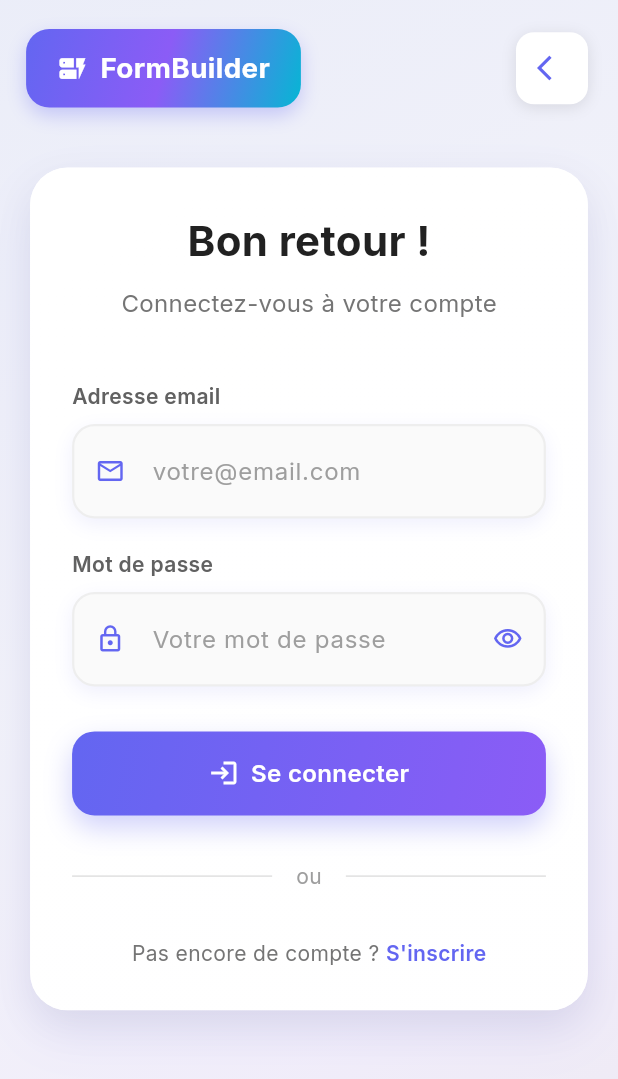
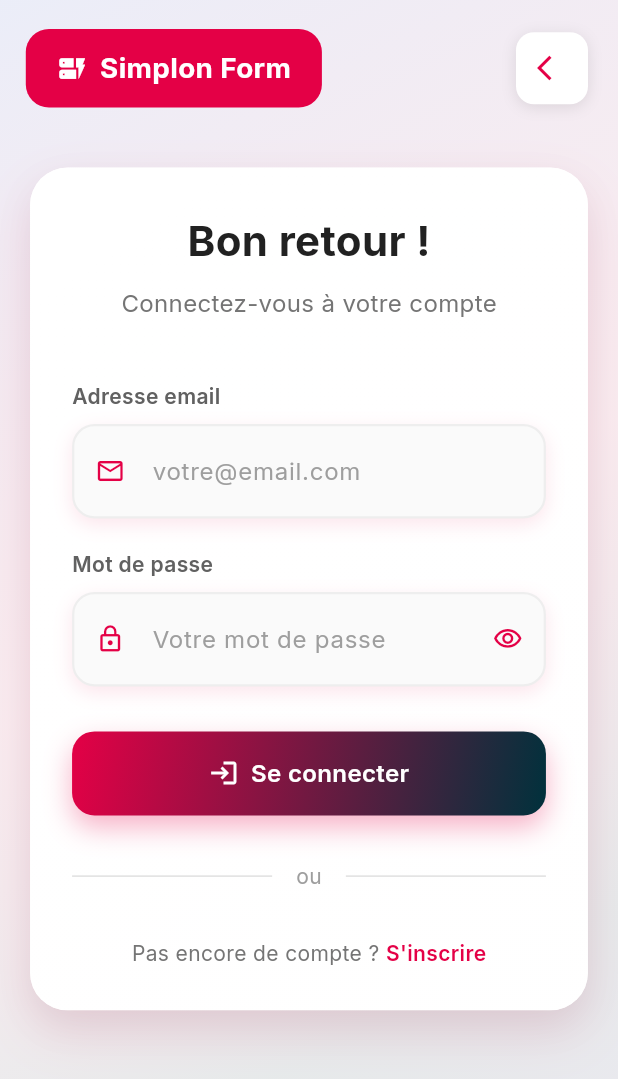
Before and after one commit to Diilaye/test-diack-front, a Flutter app: the screen it shows after launch, after a tap on "Connexion", on a phone screen of 412 x 824 dp. Shown: the top 1079 px of the screen. Run offline on Flutter 3.47's test engine with Material 3 defaults, Android fonts, the phone set to English and light mode, and no system bars; our stand-ins replace cached_network_image, dotted_border, dotted_decoration, file_picker, flutter_colorpicker, flutter_svg and 6 more; missing offline and left inert: dart:html, dart:js; accounts and stored records are empty.

Commit message:
add news color simplon

```diff
--- /dev/null
+++ b/devtools_options.yaml
@@ -0,0 +1,3 @@
+description: This file stores settings for Dart & Flutter DevTools.
+documentation: https://docs.flutter.dev/tools/devtools/extensions#configure-extension-enablement-states
+extensions:
--- /dev/null
+++ b/lib/models/liste-options-model.dart
@@ -0,0 +1 @@
+// TODO Implement this library.
--- a/lib/screen/connexion/login-screen.dart
+++ b/lib/screen/connexion/login-screen.dart
@@ -26,8 +26,8 @@ class _LoginScreenState extends State<LoginScreen>
   late Animation<double> _shimmerAnimation;
 
   // Theme colors
-  final Color _primaryColor = const Color(0xFF6366F1); // Modern Indigo
-  final Color _secondaryColor = const Color(0xFF8B5CF6); // Modern Purple
+  final Color _primaryColor = const Color(0xFFE40046); // Modern Indigo
+  final Color _secondaryColor = const Color(0xFF00313C); // Modern Purple
   final Color _accentColor = const Color(0xFF06B6D4); // Cyan
   final Color _gradientStart = const Color(0xFF667EEA);
   final Color _gradientEnd = const Color(0xFF764BA2);
@@ -172,7 +172,8 @@ class _LoginScreenState extends State<LoginScreen>
                               position: _slideAnimation,
                               child: ScaleTransition(
                                 scale: _scaleAnimation,
-                                child: _buildMainContent(authBloc, isMobile, isTablet),
+                                child: _buildMainContent(
+                                    authBloc, isMobile, isTablet),
                               ),
                             ),
                           );
@@ -299,22 +300,11 @@ class _LoginScreenState extends State<LoginScreen>
               child: Transform.scale(
                 scale: _pulseAnimation.value,
                 child: Container(
-                  padding: const EdgeInsets.symmetric(horizontal: 20, vertical: 12),
+                  padding:
+                      const EdgeInsets.symmetric(horizontal: 20, vertical: 12),
                   decoration: BoxDecoration(
-                    gradient: LinearGradient(
-                      colors: [_primaryColor, _secondaryColor, _accentColor],
-                      begin: Alignment.topLeft,
-                      end: Alignment.bottomRight,
-                    ),
-                    borderRadius: BorderRadius.circular(15),
-                    boxShadow: [
-                      BoxShadow(
-                        color: _primaryColor.withOpacity(0.3),
-                        blurRadius: 10,
-                        offset: const Offset(0, 5),
-                      ),
-                    ],
-                  ),
+                      borderRadius: BorderRadius.circular(15),
+                      color: _primaryColor),
                   child: Row(
                     mainAxisSize: MainAxisSize.min,
                     children: [
@@ -325,7 +315,7 @@ class _LoginScreenState extends State<LoginScreen>
                       ),
                       const SizedBox(width: 8),
                       Text(
-                        'FormBuilder',
+                        'Simplon Form',
                         style: GoogleFonts.inter(
                           color: Colors.white,
                           fontSize: 18,
@@ -530,7 +520,8 @@ class _LoginScreenState extends State<LoginScreen>
                               height: 24,
                               child: CircularProgressIndicator(
                                 strokeWidth: 2,
-                                valueColor: AlwaysStoppedAnimation<Color>(Colors.white),
+                                valueColor:
+                                    AlwaysStoppedAnimation<Color>(Colors.white),
                               ),
                             )
                           : Row(
@@ -767,7 +758,8 @@ class _LoginScreenState extends State<LoginScreen>
                               height: 24,
                               child: CircularProgressIndicator(
                                 strokeWidth: 2,
-                                valueColor: AlwaysStoppedAnimation<Color>(Colors.white),
+                                valueColor:
+                                    AlwaysStoppedAnimation<Color>(Colors.white),
                               ),
                             )
                           : Row(
--- a/lib/screen/homePage/index.dart
+++ b/lib/screen/homePage/index.dart
@@ -235,16 +235,16 @@ class _IndexPageState extends State<IndexPage> with TickerProviderStateMixin {
           Container(
             padding: const EdgeInsets.symmetric(horizontal: 20, vertical: 12),
             decoration: BoxDecoration(
-              gradient: LinearGradient(
-                colors: [AppTheme.primaryColor, AppTheme.secondaryColor],
-                begin: Alignment.topLeft,
-                end: Alignment.bottomRight,
-              ),
+              //  gradient: LinearGradient(
+              //  colors: [AppTheme.primaryColor],
+              //begin: Alignment.topLeft,
+              // end: Alignment.bottomRight,
+              //),
               borderRadius: BorderRadius.circular(12),
               boxShadow: [
                 BoxShadow(
-                  color: AppTheme.primaryColor.withOpacity(0.3),
-                  blurRadius: 8,
+                  color: AppTheme.primaryColor.withOpacity(0.7),
+                  //blurRadius: 8,
                   offset: const Offset(0, 2),
                 ),
               ],
@@ -259,7 +259,7 @@ class _IndexPageState extends State<IndexPage> with TickerProviderStateMixin {
                 ),
                 const SizedBox(width: 8),
                 Text(
-                  'FormBuilder',
+                  'Simplon Forms',
                   style: GoogleFonts.inter(
                     color: AppTheme.surfaceColor,
                     fontSize: 18,
--- a/lib/utils/app_theme.dart
+++ b/lib/utils/app_theme.dart
@@ -3,9 +3,9 @@ import 'package:google_fonts/google_fonts.dart';
 
 class AppTheme {
   // 3 Couleurs de base du thème
-  static const Color primaryColor = Color(0xFF2563EB); // Bleu principal
-  static const Color secondaryColor = Color(0xFF059669); // Vert secondaire
-  static const Color accentColor = Color(0xFF7C3AED); // Violet accent
+  static const Color primaryColor = Color(0xFFE40046); // Bleu principal
+  static const Color secondaryColor = Color(0xFF00313C); // Vert secondaire
+  static const Color accentColor = Color(0xFFE40046); // Violet accent
 
   // Couleurs dérivées
   static const Color backgroundColor = Color(0xFFF8FAFC);
@@ -26,14 +26,14 @@ class AppTheme {
 
   // Gradient principal
   static LinearGradient get primaryGradient => LinearGradient(
-        colors: [primaryColor, accentColor],
+        colors: [primaryColor, primaryColor],
         begin: Alignment.topLeft,
         end: Alignment.bottomRight,
       );
 
   // Gradient secondaire
   static LinearGradient get secondaryGradient => LinearGradient(
-        colors: [secondaryColor, primaryColor],
+        colors: [secondaryColor, secondaryColor],
         begin: Alignment.topLeft,
         end: Alignment.bottomRight,
       );
--- a/lib/utils/colors-by-dii.dart
+++ b/lib/utils/colors-by-dii.dart
@@ -1,7 +1,7 @@
 import 'package:flutter/material.dart';
 
 // ignore: use_full_hex_values_for_flutter_colors
-Color primary = const Color(0xff578585);
+Color primary = const Color(0xffE40046);
 
 // ignore: use_full_hex_values_for_flutter_colors
 Color primary1 = const Color(0xff242037);
@@ -17,7 +17,7 @@ Color secondary2 = const Color(0xffF36A44);
 Color secondary3 = const Color(0xffF7ECE2);
 // ignore: use_full_hex_values_for_flutter_colors
 Color secondary4 = const Color(0xffC5D6D5);
-Color btnColor = const Color(0xff0EC4E0);
+Color btnColor = const Color(0xffE40046);
 
 // ignore: use_full_hex_values_for_flutter_colors
 Color rouge = const Color(0xff9D0208);
```
Also changed, not shown: lib/screen/formulaire-results-preview.dart (+21 -23 lines), lib/screen/shared/widgets/form-response-field.dart (+6 -3 lines), lib/screen/sondeur/homepage/create-form-sondeur.dart (+8 -4 lines), lib/screen/sondeur/homepage/index.dart (+8 -5 lines), lib/screen/sondeur/homepage/params-form-sondeur.dart (+135 -53 lines), package-lock.json (added), pubspec.lock.
